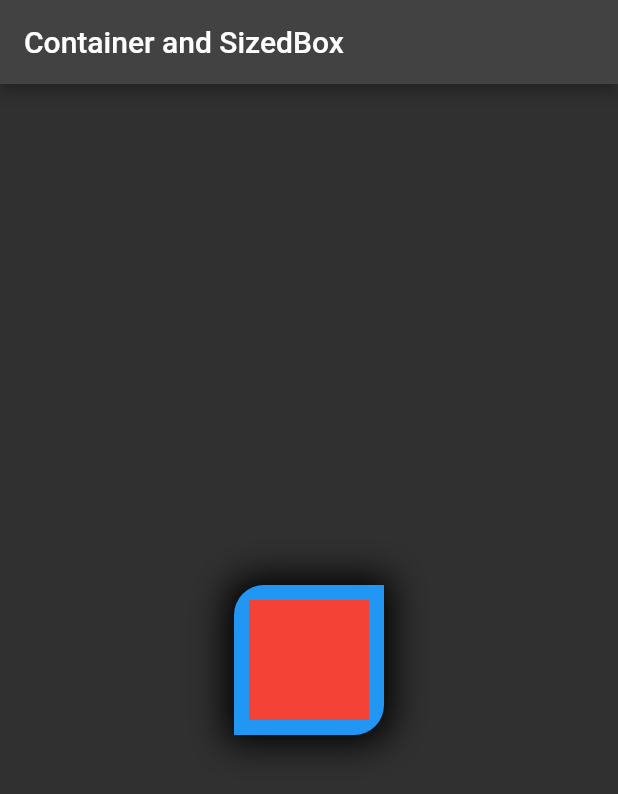
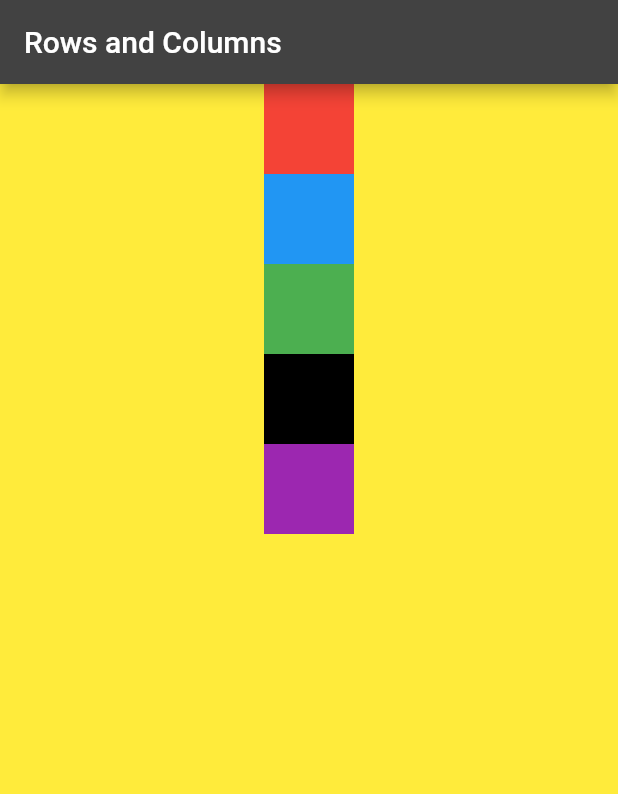
Before and after one commit to codewithjaspreet/flutter_2022, a Flutter app: the screen it shows after launch, on a phone screen of 412 x 824 dp. Shown: the top 794 px of the screen. Run offline on Flutter 3.47's test engine with Material 2 defaults, Android fonts, the phone set to English and light mode, and no system bars.

Commit message:
rols & cols added

```diff
--- /dev/null
+++ b/lib/Widget/rols_cols.dart
@@ -0,0 +1,53 @@
+import 'package:flutter/material.dart';
+
+class RowsCols extends StatelessWidget {
+  const RowsCols({Key? key}) : super(key: key);
+
+  @override
+  Widget build(BuildContext context) {
+    var w = MediaQuery.of(context).size.width;
+    var h = MediaQuery.of(context).size.height;
+    return Scaffold(
+      appBar: AppBar(title: Text('Rows and Columns')),
+      body: Container(
+          height: h,
+          width: w,
+          color: Colors.yellow,
+          child: Column(
+              mainAxisAlignment: MainAxisAlignment.start,
+              crossAxisAlignment: CrossAxisAlignment.center,
+              children: [
+                Container(height: 60, width: 60, color: Colors.red),
+                Container(height: 60, width: 60, color: Colors.blue),
+                Container(height: 60, width: 60, color: Colors.green),
+                Container(height: 60, width: 60, color: Colors.black),
+                Container(height: 60, width: 60, color: Colors.purple),
+              ])
+          //  Wrap(
+          //   direction: Axis.vertical,
+          //   alignment: WrapAlignment.start,
+          //   // mainAxisAlignment: MainAxisAlignment.start,
+          //   // crossAxisAlignment: CrossAxisAlignment.center,
+          //   children: [
+          // Container(height: 60, width: 60, color: Colors.red),
+          // Container(height: 60, width: 60, color: Colors.blue),
+          // Container(height: 60, width: 60, color: Colors.green),
+          // Container(height: 60, width: 60, color: Colors.black),
+          // Container(height: 60, width: 60, color: Colors.purple),
+          //   ],
+          // ),
+          //     Row(
+          //   mainAxisAlignment: MainAxisAlignment.start,
+          //   crossAxisAlignment: CrossAxisAlignment.center,
+          //   children: [
+          //     Container(height: 60, width: 60, color: Colors.red),
+          //     Container(height: 60, width: 60, color: Colors.blue),
+          //     Container(height: 60, width: 60, color: Colors.green),
+          //     Container(height: 60, width: 60, color: Colors.black),
+          //     Container(height: 60, width: 60, color: Colors.purple),
+          //   ],
+          // )
+          ),
+    );
+  }
+}
--- a/lib/main.dart
+++ b/lib/main.dart
@@ -1,6 +1,7 @@
 import 'package:flutter/material.dart';
+import 'package:flutter_2022/Widget/rols_cols.dart';
 
-import 'Container_Sized.dart';
+import 'Widget/Container_Sized.dart';
 
 void main() {
   runApp(const MyApp());
@@ -17,7 +18,7 @@ class MyApp extends StatelessWidget {
         brightness: Brightness.dark,
         primaryColor: Colors.deepPurple,
       ),
-      home: Container_Sized(),
+      home: RowsCols(),
     );
   }
 }
```
Also changed, not shown: lib/Widget/Container_Sized.dart (renamed from lib/Container_Sized.dart).
